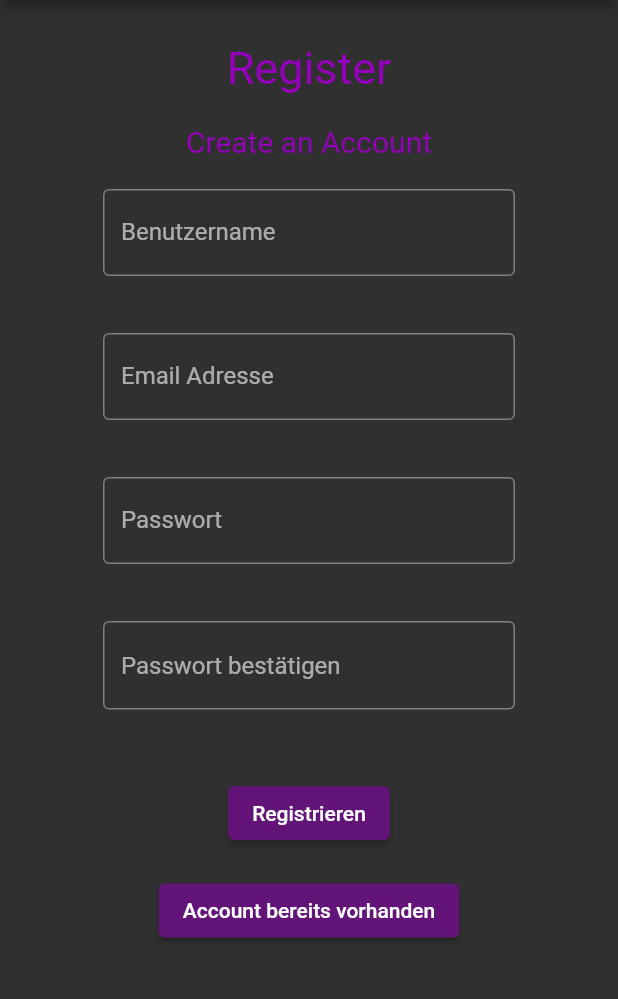
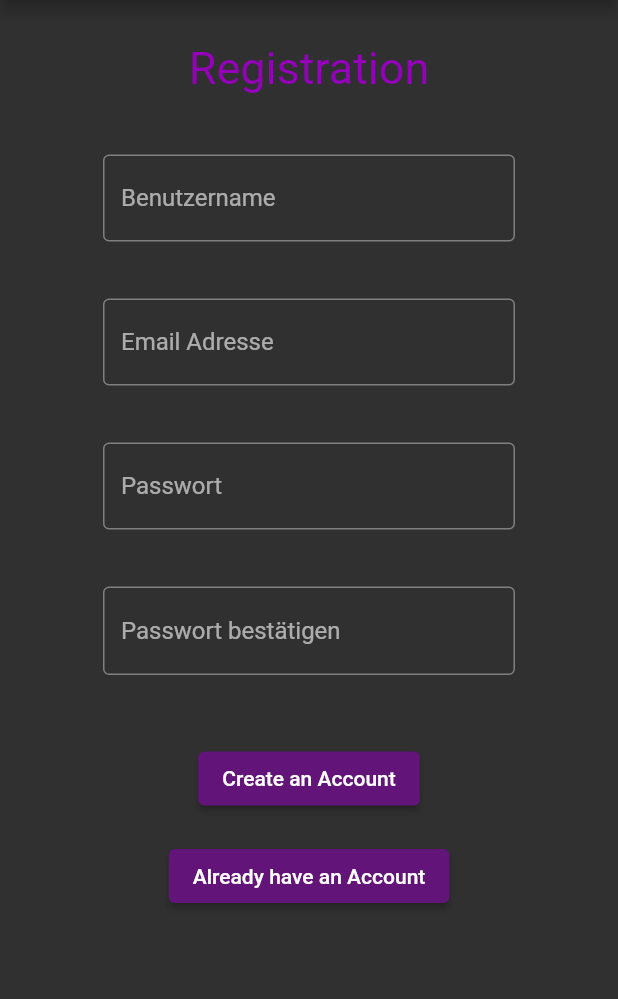
Before and after one commit to Reaga21/sportify, a Flutter app: the Registration screen opened directly, on a phone screen of 412 x 824 dp, the part 84-1083 px from its top. Run offline on Flutter 3.47's test engine with Material 2 defaults, Android fonts, the phone set to English and light mode, and no system bars; our stand-ins replace cloud_firestore, email_validator, firebase_auth, firebase_core, pedometer; missing offline and left inert: flutter_foreground_task; accounts and stored records are empty; Roboto replaces fonts that are missing (Georgia); key blocks and very long unbroken strings in the code were emptied for the run.

Commit message:
added more english

```diff
--- a/lib/src/views/registration/registration_page.dart
+++ b/lib/src/views/registration/registration_page.dart
@@ -42,7 +42,7 @@ class _RegistrationState extends State<Registration> {
                 Padding(
                   padding: const EdgeInsets.symmetric(vertical: 20.0),
                   child: Text(
-                    "Register",
+                    "Registration",
                     style: TextStyle(
                       fontSize: 30,
                       color: Theme.of(context).colorScheme.secondary,
@@ -52,19 +52,7 @@ class _RegistrationState extends State<Registration> {
                 ),
               ],
             ),
-            Row(
-              mainAxisAlignment: MainAxisAlignment.center,
-              children: [
-                Text(
-                  "Create an Account",
-                  style: TextStyle(
-                    fontSize: 20,
-                    color: Theme.of(context).colorScheme.secondary,
-                  ),
-                  textAlign: TextAlign.center,
-                ),
-              ],
-            ),
+
             Row(
               mainAxisAlignment: MainAxisAlignment.center,
               children: [
@@ -159,7 +147,7 @@ class _RegistrationState extends State<Registration> {
                   height: 80,
                 ),
                 ElevatedButton(
-                  child: const Text('Registrieren'),
+                  child: const Text('Create an Account'),
                   style: ElevatedButton.styleFrom(
                       primary: Theme.of(context).colorScheme.secondaryVariant),
                   onPressed: () {
@@ -213,7 +201,7 @@ class _RegistrationState extends State<Registration> {
                   height: 50,
                 ),
                 ElevatedButton(
-                  child: const Text('Account bereits vorhanden'),
+                  child: const Text('Already have an Account'),
                   style: ElevatedButton.styleFrom(
                       primary: Theme.of(context).colorScheme.secondaryVariant),
                   onPressed: () {
@@ -245,7 +233,7 @@ class _RegistrationState extends State<Registration> {
           ),
           actions: <Widget>[
             TextButton(
-              child: const Text('Zurück zur Registrierung'),
+              child: const Text('Create an Account'),
               onPressed: () {
                 Navigator.of(context).pop();
               },
@@ -272,13 +260,13 @@ class _RegistrationState extends State<Registration> {
           ),
           actions: <Widget>[
             TextButton(
-              child: const Text('Zur Registrierung'),
+              child: const Text('Create an Account'),
               onPressed: () {
                 Navigator.of(context).pop();
               },
             ),
             TextButton(
-              child: const Text('Zum Login'),
+              child: const Text('Login'),
               onPressed: () {
                 Navigator.pushReplacement(context,
                     MaterialPageRoute(builder: (_) => const MyLogin()));
```
